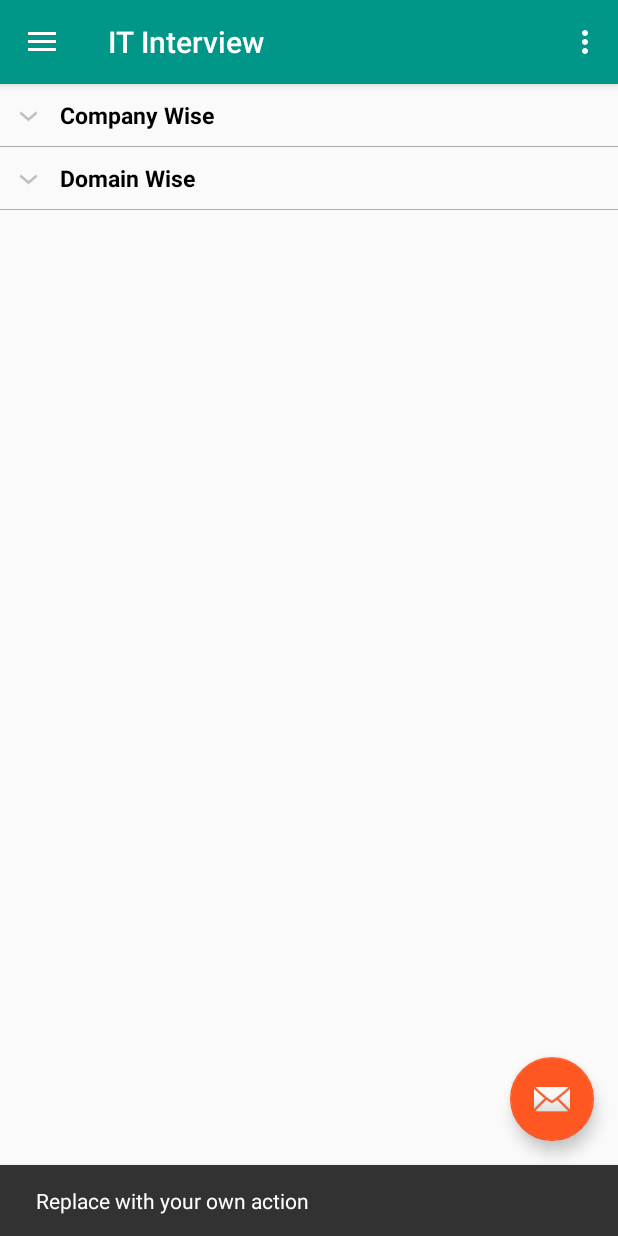
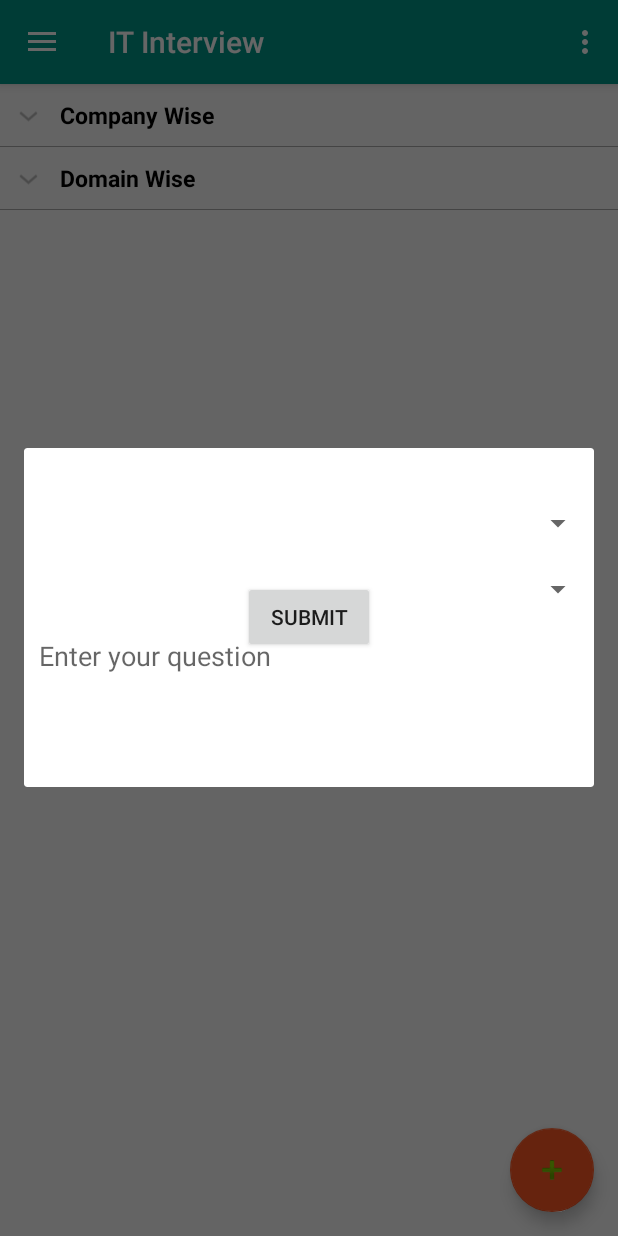
Before and after one commit to Arpanjparasar/ITInterview, an Android app: the screen it shows after launch once a user with an empty profile is signed in (HomeScreen), after a tap on an icon or button, on a phone screen of 412 x 824 dp. Run offline under Robolectric (Android 15) with nearby library versions, the phone set to English and light mode, and no system bars; our stand-ins replace Firebase (no records; nobody signed in at launch, a user with empty details on screens opened directly), Volley; 3 statements that could not run were skipped.

Commit message:
Backend database updated, post question button

```diff
--- a/app/src/main/java/itinterview/arpan/com/itinterview/activity/HomeScreen.java
+++ b/app/src/main/java/itinterview/arpan/com/itinterview/activity/HomeScreen.java
@@ -18,7 +18,9 @@ import android.support.v7.widget.Toolbar;
 import android.view.Menu;
 import android.view.MenuItem;
 import android.view.View;
+import android.widget.Button;
 import android.widget.EditText;
+import android.widget.Spinner;
 import android.widget.TextView;
 import android.widget.Toast;
 
@@ -28,6 +30,7 @@ import com.google.firebase.auth.FirebaseAuth;
 import com.google.firebase.auth.FirebaseUser;
 
 import itinterview.arpan.com.itinterview.fragment.ContactUsFragment;
+import itinterview.arpan.com.itinterview.tables.Question;
 import itinterview.arpan.com.itinterview.utility.FireBaseUtility;
 import itinterview.arpan.com.itinterview.R;
 import itinterview.arpan.com.itinterview.fragment.AboutUs;
@@ -61,8 +64,10 @@ public class HomeScreen extends AppCompatActivity
         fab.setOnClickListener(new View.OnClickListener() {
             @Override
             public void onClick(View view) {
-                Snackbar.make(view, "Replace with your own action", Snackbar.LENGTH_LONG)
-                        .setAction("Action", null).show();
+               /* Snackbar.make(view, "Replace with your own action", Snackbar.LENGTH_LONG)
+                        .setAction("Action", null).show();*/
+
+               showQestionDialog();
             }
         });
 
@@ -97,6 +102,39 @@ public class HomeScreen extends AppCompatActivity
         profilePic.setImageUrl(mFirebaseUser.getPhotoUrl().toString(), imageLoader);
 
         goToHomeFragment();
+    }
+
+    private void showQestionDialog() {
+
+        final AlertDialog alertDialog = new AlertDialog.Builder(this).create();
+        View reportView=getLayoutInflater().inflate(R.layout.dialog_post_question,null);
+        final EditText etQuestion=reportView.findViewById(R.id.et_question);
+        final Spinner spinnerDomain = reportView.findViewById(R.id.spinner_domain);
+        final Spinner spinnerCompany = reportView.findViewById(R.id.spinner_company);
+
+        Button btnSubmit = reportView.findViewById(R.id.btn_submit);
+
+
+
+        btnSubmit.setOnClickListener(new View.OnClickListener() {
+            @Override
+            public void onClick(View view) {
+
+                //String domain = spinnerDomain.getSelectedItem().toString();
+                //String company = spinnerCompany.getSelectedItem().toString();
+                //String que = etQuestion.getText().toString();
+
+                final Question question = new Question("JAVA","TCS","What is java ?");
+                FireBaseUtility.saveQuestion(question);
+                alertDialog.dismiss();
+            }
+        });
+
+
+        alertDialog.setView(reportView);
+        alertDialog.setCancelable(true);
+        alertDialog.show();
+
     }
 
     private void goToHomeFragment() {
--- a/app/src/main/java/itinterview/arpan/com/itinterview/fragment/Homefragment.java
+++ b/app/src/main/java/itinterview/arpan/com/itinterview/fragment/Homefragment.java
@@ -18,6 +18,7 @@ import java.util.List;
 import itinterview.arpan.com.itinterview.adapter.CustomExpandableListAdapter;
 import itinterview.arpan.com.itinterview.utility.ExpandableListDataPump;
 import itinterview.arpan.com.itinterview.R;
+import itinterview.arpan.com.itinterview.utility.FireBaseUtility;
 
 public class Homefragment extends Fragment {
 
@@ -79,6 +80,8 @@ public class Homefragment extends Fragment {
             }
         });
 
+        FireBaseUtility.saveCatagory();
+
         return fragmentView;
     }
 
--- /dev/null
+++ b/app/src/main/java/itinterview/arpan/com/itinterview/listener/CompanyAndDomainFetchListiener.java
@@ -0,0 +1,14 @@
+package itinterview.arpan.com.itinterview.listener;
+
+import java.util.ArrayList;
+
+import itinterview.arpan.com.itinterview.tables.Company;
+import itinterview.arpan.com.itinterview.tables.Domain;
+
+public interface CompanyAndDomainFetchListiener {
+
+
+    void onFetchDomainSucces(ArrayList<Domain> domains);
+    void onFetchCompanySucces(ArrayList<Company> companies);
+    void onFailure(Exception ex);
+}
--- /dev/null
+++ b/app/src/main/java/itinterview/arpan/com/itinterview/tables/Company.java
@@ -0,0 +1,34 @@
+package itinterview.arpan.com.itinterview.tables;
+
+import java.util.ArrayList;
+
+public class Company {
+
+    String name;
+    String url;
+
+    public Company() {
+    }
+
+    public Company(String name, String url) {
+
+        this.name = name;
+        this.url = url;
+    }
+
+    public String getName() {
+        return name;
+    }
+
+    public void setName(String name) {
+        this.name = name;
+    }
+
+    public String getUrl() {
+        return url;
+    }
+
+    public void setUrl(String url) {
+        this.url = url;
+    }
+}
--- /dev/null
+++ b/app/src/main/java/itinterview/arpan/com/itinterview/tables/Domain.java
@@ -0,0 +1,33 @@
+package itinterview.arpan.com.itinterview.tables;
+
+import java.util.ArrayList;
+
+public class Domain {
+
+    String name;
+    String url;
+
+    public Domain() {
+    }
+
+    public Domain(String name, String url) {
+        this.name = name;
+        this.url = url;
+    }
+
+    public String getName() {
+        return name;
+    }
+
+    public void setName(String name) {
+        this.name = name;
+    }
+
+    public String getUrl() {
+        return url;
+    }
+
+    public void setUrl(String url) {
+        this.url = url;
+    }
+}
--- a/app/src/main/java/itinterview/arpan/com/itinterview/utility/ExpandableListDataPump.java
+++ b/app/src/main/java/itinterview/arpan/com/itinterview/utility/ExpandableListDataPump.java
@@ -6,29 +6,21 @@ import java.util.HashMap;
 import java.util.List;
 
 import itinterview.arpan.com.itinterview.R;
+import itinterview.arpan.com.itinterview.listener.CompanyAndDomainFetchListiener;
+import itinterview.arpan.com.itinterview.tables.Company;
+import itinterview.arpan.com.itinterview.tables.Domain;
 
-public class ExpandableListDataPump {
+public class ExpandableListDataPump implements CompanyAndDomainFetchListiener {
     public static HashMap<String, List<ListData>> getData() {
         HashMap<String, List<ListData>> expandableListDetail = new HashMap<String, List<ListData>>();
 
-        List<String> Domainwise = new ArrayList<String>();
-        Domainwise.add("India");
-        Domainwise.add("Pakistan");
-        Domainwise.add("Australia");
-        Domainwise.add("England");
-        Domainwise.add("South Africa");
+
 
         List<ListData> listDataArrayListDomain = new ArrayList<>();
         listDataArrayListDomain.add(new ListData("JAVA", R.mipmap.java));
         listDataArrayListDomain.add(new ListData("ANDROID",R.mipmap.android));
 
 
-        List<String> CompanyWise = new ArrayList<String>();
-        CompanyWise.add("Brazil");
-        CompanyWise.add("Spain");
-        CompanyWise.add("Germany");
-        CompanyWise.add("Netherlands");
-        CompanyWise.add("Italy");
 
         List<ListData> listDataArrayListCompany = new ArrayList<>();
         listDataArrayListCompany.add(new ListData("TCS",R.mipmap.tcs));
@@ -39,7 +31,31 @@ public class ExpandableListDataPump {
         expandableListDetail.put("Domain Wise", listDataArrayListDomain);
         expandableListDetail.put("Company Wise", listDataArrayListCompany);
 
+        ArrayList<Domain> domains = new ArrayList<>();
+
+        ArrayList<Company> companies = new ArrayList<>();
+
+
         return expandableListDetail;
+    }
+
+    public void getFireBaseData(){
+        new FireBaseUtility().getCatagory(this);
+    }
+
+    @Override
+    public void onFetchDomainSucces(ArrayList<Domain> domains) {
+
+    }
+
+    @Override
+    public void onFetchCompanySucces(ArrayList<Company> companies) {
+
+    }
+
+    @Override
+    public void onFailure(Exception ex) {
+
     }
 
     public static class ListData {
@@ -70,4 +86,12 @@ public class ExpandableListDataPump {
             this.icon = icon;
         }
     }
+
+    private void getDomains(){
+
+    }
+
+    private void getCompanies(){
+
+    }
 }
--- a/app/src/main/java/itinterview/arpan/com/itinterview/utility/FireBaseUtility.java
+++ b/app/src/main/java/itinterview/arpan/com/itinterview/utility/FireBaseUtility.java
@@ -4,11 +4,17 @@ import com.google.firebase.database.DataSnapshot;
 import com.google.firebase.database.DatabaseError;
 import com.google.firebase.database.ValueEventListener;
 
+import java.util.ArrayList;
+
 import itinterview.arpan.com.itinterview.ITInterviewApplication;
+import itinterview.arpan.com.itinterview.listener.CompanyAndDomainFetchListiener;
 import itinterview.arpan.com.itinterview.listener.FetchAboutListener;
 import itinterview.arpan.com.itinterview.listener.FetchContactUs;
 import itinterview.arpan.com.itinterview.tables.About;
+import itinterview.arpan.com.itinterview.tables.Company;
 import itinterview.arpan.com.itinterview.tables.ContactUs;
+import itinterview.arpan.com.itinterview.tables.Domain;
+import itinterview.arpan.com.itinterview.tables.Question;
 
 public class FireBaseUtility {
 
@@ -67,4 +73,95 @@ public class FireBaseUtility {
         });
     }
 
+
+    public static void saveQuestion(Question question){
+        ITInterviewApplication.getFireBaseDatabase().child("domain").child(question.getDomain()).setValue(question);
+        ITInterviewApplication.getFireBaseDatabase().child("company").child(question.getCompany()).setValue(question);
+    }
+
+    public static void saveCatagory(){
+
+        ArrayList<Domain> domains = new ArrayList<>();
+        ArrayList<Company> companies = new ArrayList<>();
+
+        Domain domain = new Domain("JAVA","");
+        Domain domain1 = new Domain("Android","");
+        Domain domain2 = new Domain("C++","");
+
+        domains.add(domain);
+        domains.add(domain1);
+        domains.add(domain2);
+
+
+        Company company = new Company("TCS","");
+        Company company1 = new Company("WIPRO","");
+        Company company2 = new Company("ACC","");
+
+        companies.add(company);
+        companies.add(company1);
+        companies.add(company2);
+
+        for (Domain dom:domains){
+            ITInterviewApplication.getFireBaseDatabase().child("Catagory").child("domain").child(dom.getName()).setValue(dom);
+        }
+
+        for (Company com:companies){
+            ITInterviewApplication.getFireBaseDatabase().child("Catagory").child("company").child(com.getName()).setValue(com);
+        }
+
+    }
+
+    public void getCatagory(final CompanyAndDomainFetchListiener companyAndDomainFetchListiener){
+
+       final ArrayList<Company> companies = new ArrayList<>();
+
+        ITInterviewApplication.getFireBaseDatabase().child("category").child("company").addValueEventListener(new ValueEventListener() {
+            @Override
+            public void onDataChange(DataSnapshot dataSnapshot) {
+
+
+
+                for(DataSnapshot children :dataSnapshot.getChildren()){
+
+                    Company value = children.getValue(Company.class);
+                    companies.add(value);
+                }
+
+                companyAndDomainFetchListiener.onFetchCompanySucces(companies);
+
+            }
+
+            @Override
+            public void onCancelled(DatabaseError databaseError) {
+
+
+            }
+        });
+
+        final ArrayList<Domain> domains = new ArrayList<>();
+        ITInterviewApplication.getFireBaseDatabase().child("category").child("domain").addValueEventListener(new ValueEventListener() {
+            @Override
+            public void onDataChange(DataSnapshot dataSnapshot) {
+
+
+
+                for(DataSnapshot children :dataSnapshot.getChildren()){
+
+                    Domain value = children.getValue(Domain.class);
+                    domains.add(value);
+                }
+
+                companyAndDomainFetchListiener.onFetchDomainSucces(domains);
+
+            }
+
+            @Override
+            public void onCancelled(DatabaseError databaseError) {
+
+
+            }
+        });
+
+    }
+
 }
--- /dev/null
+++ b/app/src/main/res/drawable/bg_rectangle.xml
@@ -0,0 +1,12 @@
+<?xml version="1.0" encoding="utf-8"?>
+<selector xmlns:android="http://schemas.android.com/apk/res/android"
+    android:shape="rectangle" android:padding="15dp">
+    <solid android:color="#FFFFFF"/>
+    <corners
+        android:bottomRightRadius="0dp"
+        android:bottomLeftRadius="0dp"
+        android:topLeftRadius="0dp"
+        android:topRightRadius="0dp"/>
+    <stroke android:width="1dip" android:color="#f06060" />
+
+</selector>
--- a/app/src/main/res/layout/app_bar_activity_homescreen.xml
+++ b/app/src/main/res/layout/app_bar_activity_homescreen.xml
@@ -28,6 +28,6 @@
         android:layout_height="wrap_content"
         android:layout_gravity="bottom|end"
         android:layout_margin="@dimen/fab_margin"
-        app:srcCompat="@android:drawable/ic_dialog_email" />
+        app:srcCompat="@android:drawable/ic_input_add" />
 
 </android.support.design.widget.CoordinatorLayout>
--- /dev/null
+++ b/app/src/main/res/layout/dialog_post_question.xml
@@ -0,0 +1,48 @@
+<?xml version="1.0" encoding="utf-8"?>
+<RelativeLayout xmlns:android="http://schemas.android.com/apk/res/android"
+    android:layout_width="match_parent"
+    android:layout_height="match_parent">
+
+    <Spinner
+        android:id="@+id/spinner_domain"
+        android:layout_width="match_parent"
+        android:layout_height="wrap_content"
+        android:layout_alignParentLeft="true"
+        android:layout_alignParentStart="true"
+        android:layout_alignParentTop="true"
+        android:layout_marginTop="38dp"
+        android:autofillHints="Domain" />
+
+    <Spinner
+        android:id="@+id/spinner_company"
+        android:layout_width="match_parent"
+        android:layout_height="wrap_content"
+        android:layout_alignParentLeft="true"
+        android:layout_alignParentStart="true"
+        android:layout_alignParentTop="true"
+        android:layout_marginTop="82dp"
+        android:autofillHints="Company" />
+
+    <EditText
+        android:id="@+id/et_question"
+        android:layout_width="match_parent"
+        android:layout_height="100dp"
+        android:layout_alignParentLeft="true"
+        android:layout_alignParentStart="true"
+        android:layout_alignParentTop="true"
+        android:layout_marginTop="126dp"
+        android:background="@drawable/bg_rectangle"
+        android:ems="10"
+        android:gravity="start"
+        android:hint="Enter your question"
+        android:inputType="textPersonName"
+        android:paddingLeft="10dp"
+        android:paddingStart="10dp" />
+
+    <Button
+        android:id="@+id/btn_submit"
+        android:layout_width="wrap_content"
+        android:layout_height="wrap_content"
+        android:layout_centerInParent="true"
+        android:text="Submit" />
+</RelativeLayout>
```
Also changed, not shown: app/src/main/java/itinterview/arpan/com/itinterview/tables/Category.java (added, +30 -0 lines), app/src/main/java/itinterview/arpan/com/itinterview/tables/Companies.java (deleted, +0 -23 lines), app/src/main/java/itinterview/arpan/com/itinterview/tables/Domains.java (deleted, +0 -23 lines), app/src/main/java/itinterview/arpan/com/itinterview/tables/Question.java (added, +54 -0 lines).
